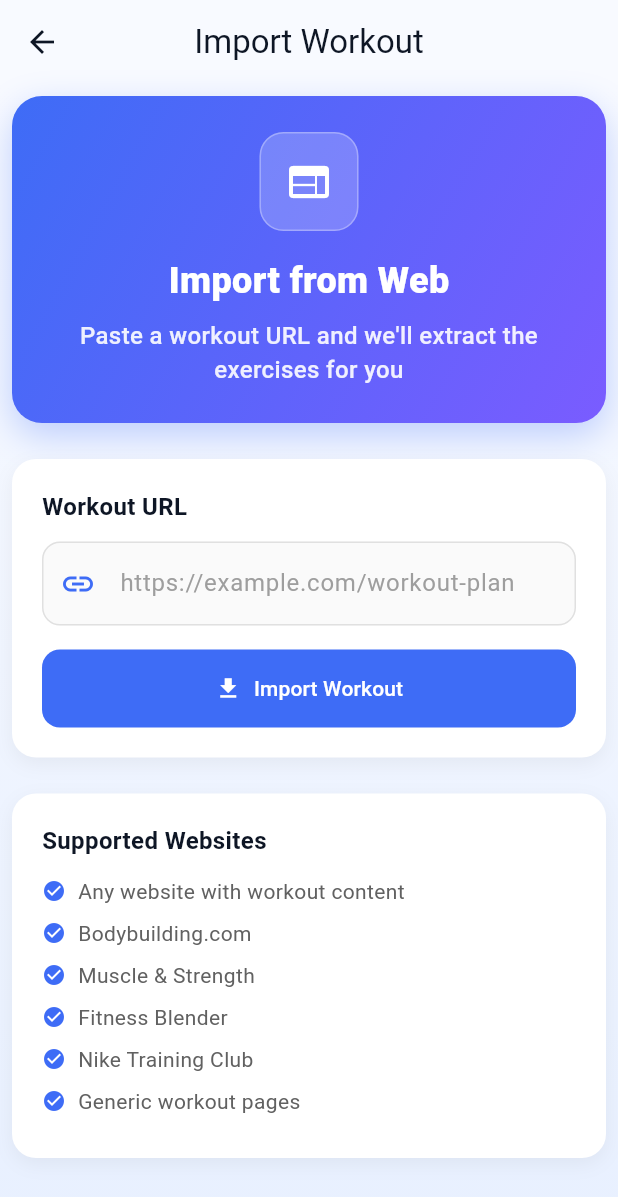
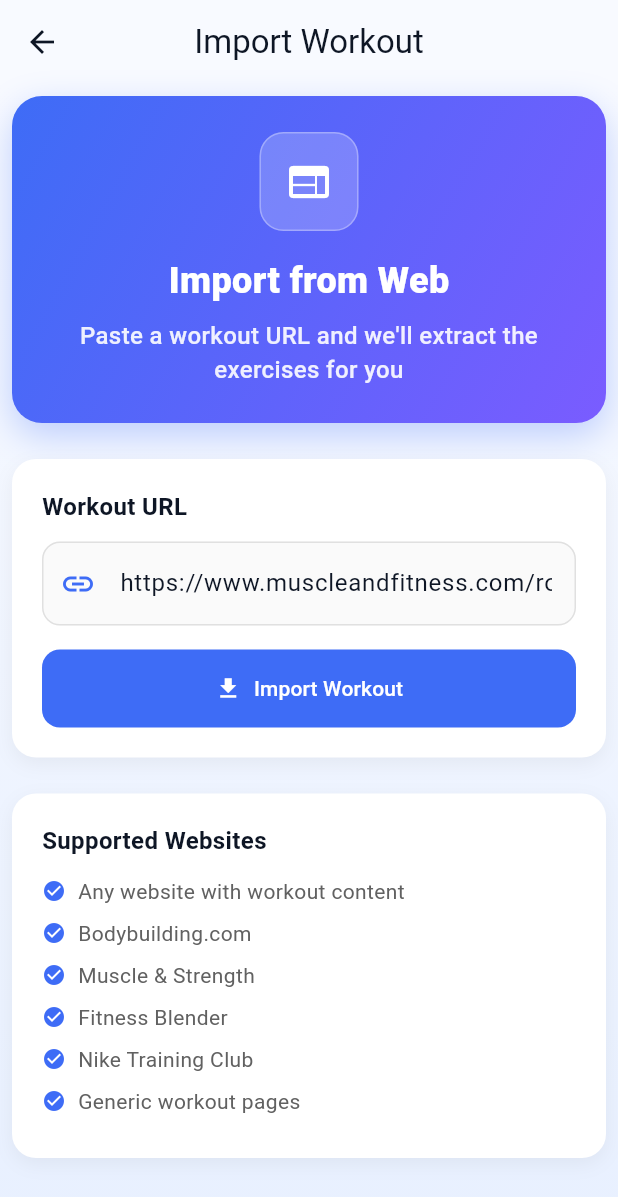
Before and after one commit to Davidam197/fitflow-fitness-app, a Flutter app: the screen it shows after launch, item 2 of the bottom bar chosen, after a tap on "Import", on a phone screen of 412 x 824 dp. Shown: the top 1197 px of the screen. Run offline on Flutter 3.47's test engine with Material 3 defaults, Android fonts, the phone set to English and light mode, and no system bars; our stand-ins replace hive, hive_flutter; accounts and stored records are empty.

Commit message:
Update web scraping with robust multi-method extraction
- Fix AppBar Flexible widget issue causing overflow
- Replace web scraping service with enhanced version:
  - Add CORS proxy support for better compatibility
  - Implement 5 different extraction methods:
    1. Standard hierarchical extraction
    2. Table-based extraction
    3. List-based extraction
    4. Article content extraction
    5. Fallback all-exercises extraction
  - Enhanced pattern matching for workout headers
  - Multiple sets/reps pattern recognition
  - Better text cleaning and validation
  - Improved exercise name extraction
  - Sanity checks for reasonable sets/reps values

- Update import screen with pre-filled example URL
- Better error handling and user feedback
- Maintain existing UI design and responsive layout
- Support for more website types and formats

The scraper now works with a much wider variety of workout websites!

```diff
--- a/lib/screens/import_workout_screen.dart
+++ b/lib/screens/import_workout_screen.dart
@@ -20,6 +20,13 @@ class _ImportWorkoutScreenState extends State<ImportWorkoutScreen> {
   bool _isLoading = false;
   String? _errorMessage;
   List<Workout> _previewWorkouts = [];
+
+  @override
+  void initState() {
+    super.initState();
+    // Pre-fill with an example URL for testing
+    _urlController.text = 'https://www.muscleandfitness.com/routine/workouts/workout-routines/chris-hemsworths-god-thor-workout/';
+  }
 
   @override
   void dispose() {
@@ -380,7 +387,7 @@ class _ImportWorkoutScreenState extends State<ImportWorkoutScreen> {
 
       if (workouts.isEmpty) {
         setState(() {
-          _errorMessage = 'No workout structure found. Try a different page.';
+          _errorMessage = 'No workout structure found. The page may not contain recognizable workout data with sets and reps.';
         });
         return;
       }
--- a/lib/screens/workouts_screen.dart
+++ b/lib/screens/workouts_screen.dart
@@ -121,8 +121,7 @@ class _WorkoutsScreenState extends State<WorkoutsScreen> {
         backgroundColor: Colors.transparent,
         elevation: 0,
         scrolledUnderElevation: 1,
-        title: Flexible(
-          child: Container(
+        title: Container(
           padding: EdgeInsets.symmetric(
             horizontal: Responsive.getSpacing(context),
             vertical: Responsive.getSpacing(context) * 0.5,
@@ -164,8 +163,7 @@ class _WorkoutsScreenState extends State<WorkoutsScreen> {
                 ),
               ),
               SizedBox(width: Responsive.getSpacing(context) * 0.5),
-              Flexible(
-                child: Text(
+              Text(
                 'Workouts',
                 style: TextStyle(
                   fontWeight: FontWeight.w800,
@@ -174,9 +172,7 @@ class _WorkoutsScreenState extends State<WorkoutsScreen> {
                 ),
                 overflow: TextOverflow.ellipsis,
               ),
-              ),
             ],
-          ),
           ),
         ),
         actions: [
```
Lines whose indentation alone changed are shown as unchanged.
